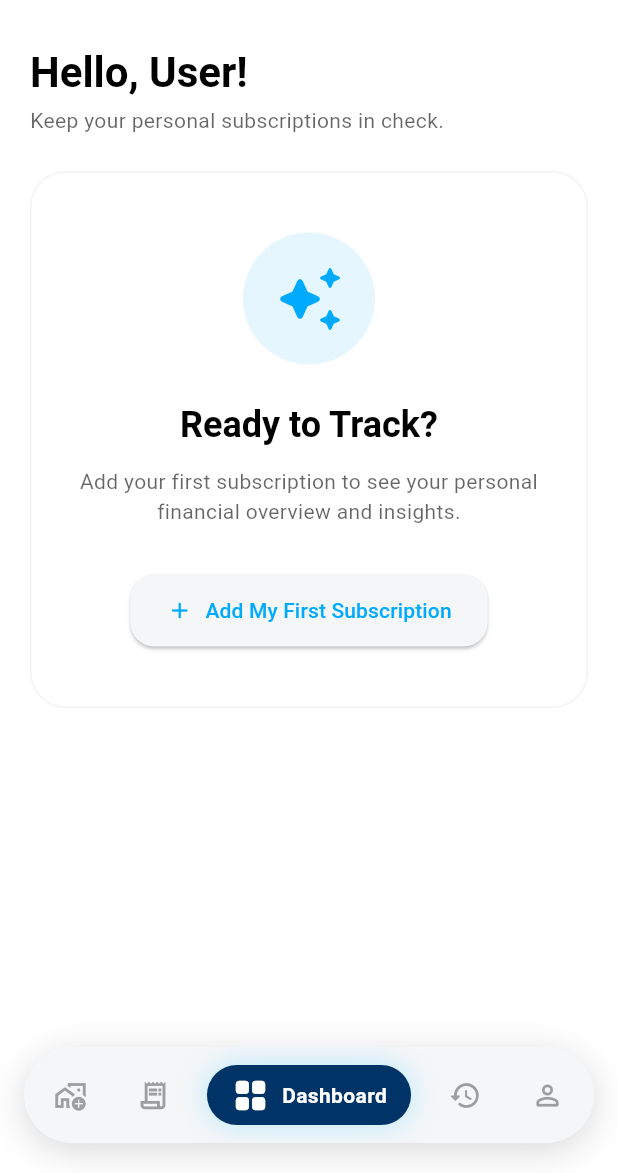
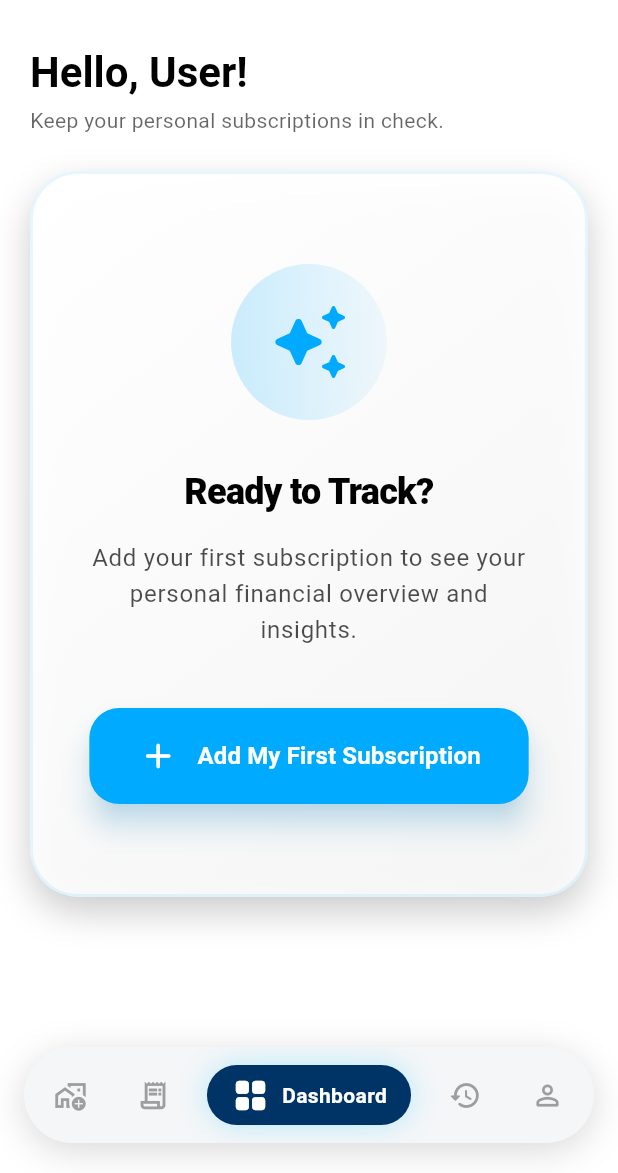
Before and after one commit to SP3CTRE404/premio-mobile-app, a Flutter app: the MainScaffold screen opened directly, on a phone screen of 412 x 824 dp, the part 63-1236 px from its top. Run offline on Flutter 3.47's test engine with Material 3 defaults, Android fonts, the phone set to English and light mode, and no system bars; our stand-ins replace app_links, dio, flutter_riverpod, flutter_secure_storage, image_picker, local_auth and 2 more; missing offline and left inert: mobile_scanner; accounts and stored records are empty; network calls fail.

Commit message:
feat: navigate to dashboard on household leave and redesign empty state UI

```diff
--- a/lib/features/dashboard/screens/dashboard_screen.dart
+++ b/lib/features/dashboard/screens/dashboard_screen.dart
@@ -101,7 +101,7 @@ class _DashboardScreenState extends ConsumerState<DashboardScreen> {
                 return s.isOverdue || s.isUpcoming;
               }).toList();
 
-              if (allSubs.isEmpty) {
+              if (viewableSubs.isEmpty) {
                   return const _DashboardEmptyState();
               }
 
@@ -212,63 +212,96 @@ class _DashboardEmptyState extends StatelessWidget {
     final theme = Theme.of(context);
 
     return Container(
-      padding: const EdgeInsets.symmetric(vertical: 40, horizontal: 24),
+      width: double.infinity,
+      padding: const EdgeInsets.symmetric(vertical: 60, horizontal: 32),
       decoration: BoxDecoration(
-        color: theme.cardTheme.color,
-        borderRadius: BorderRadius.circular(24),
+        gradient: LinearGradient(
+          begin: Alignment.topLeft,
+          end: Alignment.bottomRight,
+          colors: [
+            theme.cardTheme.color!,
+            theme.cardTheme.color!.withValues(alpha: 0.8),
+          ],
+        ),
+        borderRadius: BorderRadius.circular(32),
         border: Border.all(
-          color: theme.colorScheme.onSurface.withValues(alpha: 0.05),
+          color: theme.colorScheme.primary.withValues(alpha: 0.1),
+          width: 2,
         ),
+        boxShadow: [
+          BoxShadow(
+            color: Colors.black.withValues(alpha: 0.2),
+            blurRadius: 20,
+            offset: const Offset(0, 10),
+          ),
+        ],
       ),
       child: Column(
+        mainAxisSize: MainAxisSize.min,
         children: [
           Container(
-            padding: const EdgeInsets.all(20),
+            padding: const EdgeInsets.all(24),
             decoration: BoxDecoration(
-              color: theme.colorScheme.primary.withValues(alpha: 0.1),
+              gradient: LinearGradient(
+                colors: [
+                  theme.colorScheme.primary.withValues(alpha: 0.2),
+                  theme.colorScheme.primary.withValues(alpha: 0.05),
+                ],
+              ),
               shape: BoxShape.circle,
             ),
             child: Icon(
               Icons.auto_awesome_rounded,
-              size: 48,
+              size: 56,
               color: theme.colorScheme.primary,
             ),
           ),
-          const SizedBox(height: 24),
+          const SizedBox(height: 32),
           Text(
             'Ready to Track?',
             style: theme.textTheme.headlineSmall?.copyWith(
-              fontWeight: FontWeight.bold,
+              fontWeight: FontWeight.w900,
+              letterSpacing: -0.5,
             ),
             textAlign: TextAlign.center,
           ),
-          const SizedBox(height: 12),
+          const SizedBox(height: 16),
           Text(
             'Add your first subscription to see your personal financial overview and insights.',
-            style: theme.textTheme.bodyMedium?.copyWith(
-              color: theme.colorScheme.onSurface.withValues(alpha: 0.6),
+            style: theme.textTheme.bodyLarge?.copyWith(
+              color: theme.colorScheme.onSurface.withValues(alpha: 0.7),
+              height: 1.5,
             ),
             textAlign: TextAlign.center,
           ),
-          const SizedBox(height: 32),
-          ElevatedButton.icon(
+          const SizedBox(height: 40),
+          ElevatedButton(
             onPressed: () {
-              // Navigate to AddSubscriptionScreen
               Navigator.push(
                 context,
                 MaterialPageRoute(
                   builder: (context) => const AddSubscriptionScreen(),
                 ),
               );
-              // Small delay to let the screen push before opening the FAB menu or similar logic
-              // Actually, better to just go to detailing screen or direct add
-              // For simplicity, we navigate to detailing screen where FAB is prominent
             },
-            icon: const Icon(Icons.add_rounded),
-            label: const Text('Add My First Subscription'),
             style: ElevatedButton.styleFrom(
-              padding: const EdgeInsets.symmetric(horizontal: 24, vertical: 14),
-              shape: RoundedRectangleBorder(borderRadius: BorderRadius.circular(16)),
+              backgroundColor: theme.colorScheme.primary,
+              foregroundColor: Colors.white,
+              padding: const EdgeInsets.symmetric(horizontal: 32, vertical: 18),
+              shape: RoundedRectangleBorder(borderRadius: BorderRadius.circular(20)),
+              elevation: 8,
+              shadowColor: theme.colorScheme.primary.withValues(alpha: 0.4),
+            ),
+            child: const Row(
+              mainAxisSize: MainAxisSize.min,
+              children: [
+                Icon(Icons.add_rounded, size: 28),
+                SizedBox(width: 12),
+                Text(
+                  'Add My First Subscription',
+                  style: TextStyle(fontSize: 16, fontWeight: FontWeight.bold),
+                ),
+              ],
             ),
           ),
         ],
--- a/lib/features/household/providers/household_provider.dart
+++ b/lib/features/household/providers/household_provider.dart
@@ -62,6 +62,8 @@ class HouseholdNotifier extends AsyncNotifier<Map<String, dynamic>?> {
       await ref.read(userProvider.notifier).refresh();
       await ref.read(subscriptionProvider.notifier).refresh();
 
+      // Explicitly set state to null to trigger UI change instantly
+      state = const AsyncData(null);
       return null;
     });
   }
--- a/lib/features/household/screens/household_screen.dart
+++ b/lib/features/household/screens/household_screen.dart
@@ -8,6 +8,7 @@ import '../../subscriptions/providers/user_role_provider.dart';
 import '../../subscriptions/providers/subscription_provider.dart';
 import '../../account/providers/account_provider.dart';
 import '../../settings/providers/currency_provider.dart';
+import '../../navigation/screens/main_scaffold.dart';
 import 'create_household_screen.dart';
 import 'join_household_screen.dart';
 import 'member_details_screen.dart';
@@ -220,6 +221,9 @@ class HouseholdScreen extends ConsumerWidget {
               try {
                 await ref.read(householdProvider.notifier).leave();
                 if (context.mounted) {
+                  // Switch to Dashboard tab
+                  ref.read(navigationIndexProvider.notifier).setIndex(2);
+
                   CustomToast.show(
                     context: context,
                     message: 'You have left the household.',
@@ -299,6 +303,9 @@ class HouseholdScreen extends ConsumerWidget {
             await ref.read(householdProvider.notifier).leave();
 
             if (context.mounted) {
+              // Switch to Dashboard tab
+              ref.read(navigationIndexProvider.notifier).setIndex(2);
+
               CustomToast.show(
                 context: context,
                 message: 'Adminship transferred and you have left.',
```
